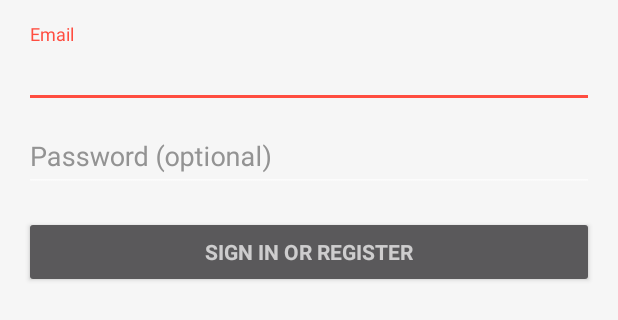
After one commit to jmckinn1/Mixer, an Android app: the layout activity_create_account.xml on its own in the app's theme, with its tools: preview values and no code run, on a phone screen of 412 x 824 dp. The commit adds this screen. Shown: the top 320 px of the screen. Run offline under Robolectric (Android 15) with nearby library versions, the phone set to English and light mode, and no system bars.

Commit message:
Created two new pages and then linked one of them to the login button.

```diff
--- a/app/build.gradle
+++ b/app/build.gradle
@@ -10,6 +10,7 @@
         versionCode 1
         versionName "1.0"
         testInstrumentationRunner "android.support.test.runner.AndroidJUnitRunner"
+        vectorDrawables.useSupportLibrary = true
     }
     buildTypes {
         release {
@@ -26,5 +27,7 @@
     })
     compile 'com.android.support:appcompat-v7:26.+'
     compile 'com.android.support.constraint:constraint-layout:1.0.2'
+    compile 'com.android.support:design:26.+'
+    compile 'com.android.support:support-vector-drawable:26.+'
     testCompile 'junit:junit:4.12'
 }
--- /dev/null
+++ b/app/src/main/res/layout/activity_create_account.xml
@@ -0,0 +1,77 @@
+<LinearLayout xmlns:android="http://schemas.android.com/apk/res/android"
+    xmlns:tools="http://schemas.android.com/tools"
+    android:layout_width="match_parent"
+    android:layout_height="match_parent"
+    android:gravity="center_horizontal"
+    android:orientation="vertical"
+    android:paddingBottom="@dimen/activity_vertical_margin"
+    android:paddingLeft="@dimen/activity_horizontal_margin"
+    android:paddingRight="@dimen/activity_horizontal_margin"
+    android:paddingTop="@dimen/activity_vertical_margin"
+    tools:context="mixr.mixr.CreateAccount">
+
+    <!-- Login progress -->
+    <ProgressBar
+        android:id="@+id/login_progress"
+        style="?android:attr/progressBarStyleLarge"
+        android:layout_width="wrap_content"
+        android:layout_height="wrap_content"
+        android:layout_marginBottom="8dp"
+        android:visibility="gone" />
+
+    <ScrollView
+        android:id="@+id/login_form"
+        android:layout_width="match_parent"
+        android:layout_height="match_parent">
+
+        <LinearLayout
+            android:id="@+id/email_login_form"
+            android:layout_width="match_parent"
+            android:layout_height="wrap_content"
+            android:orientation="vertical">
+
+            <android.support.design.widget.TextInputLayout
+                android:layout_width="match_parent"
+                android:layout_height="wrap_content">
+
+                <AutoCompleteTextView
+                    android:id="@+id/email"
+                    android:layout_width="match_parent"
+                    android:layout_height="wrap_content"
+                    android:hint="@string/prompt_email"
+                    android:inputType="textEmailAddress"
+                    android:maxLines="1"
+                    android:singleLine="true" />
+
+            </android.support.design.widget.TextInputLayout>
+
+            <android.support.design.widget.TextInputLayout
+                android:layout_width="match_parent"
+                android:layout_height="wrap_content">
+
+                <EditText
+                    android:id="@+id/password"
+                    android:layout_width="match_parent"
+                    android:layout_height="wrap_content"
+                    android:hint="@string/prompt_password"
+                    android:imeActionId="@+id/login"
+                    android:imeActionLabel="@string/action_sign_in_short"
+                    android:imeOptions="actionUnspecified"
+                    android:inputType="textPassword"
+                    android:maxLines="1"
+                    android:singleLine="true" />
+
+            </android.support.design.widget.TextInputLayout>
+
+            <Button
+                android:id="@+id/email_sign_in_button"
+                style="?android:textAppearanceSmall"
+                android:layout_width="match_parent"
+                android:layout_height="wrap_content"
+                android:layout_marginTop="16dp"
+                android:text="@string/action_sign_in"
+                android:textStyle="bold" />
+
+        </LinearLayout>
+    </ScrollView>
+</LinearLayout>
--- a/app/src/main/res/layout/activity_welcome_screen.xml
+++ b/app/src/main/res/layout/activity_welcome_screen.xml
@@ -147,7 +147,7 @@
         app:layout_constraintTop_toBottomOf="@+id/button1"
         tools:layout_constraintLeft_creator="1"
         app:layout_constraintLeft_toLeftOf="parent"
-        android:onClick="createAccount"/>
+        android:onClick=""/>
 
     <!--<TextView-->
         <!--android:id="@+id/textView4"-->
--- a/app/src/main/res/values/dimens.xml
+++ b/app/src/main/res/values/dimens.xml
@@ -1,3 +1,6 @@
 <resources>
     <dimen name="fab_margin">16dp</dimen>
+    <!-- Default screen margins, per the Android Design guidelines. -->
+    <dimen name="activity_horizontal_margin">16dp</dimen>
+    <dimen name="activity_vertical_margin">16dp</dimen>
 </resources>
```
Also changed, not shown: app/src/main/AndroidManifest.xml (+11 -4 lines), app/src/main/java/mixr/mixr/CreateAccount.java (added, +353 -0 lines), app/src/main/java/mixr/mixr/HomeScreen.java (added, +96 -0 lines), app/src/main/java/mixr/mixr/WelcomeScreen.java (+37 -1 lines), app/src/main/res/drawable/ic_dashboard_black_24dp.xml (added, +9 -0 lines), app/src/main/res/drawable/ic_home_black_24dp.xml (added, +9 -0 lines), app/src/main/res/drawable/ic_notifications_black_24dp.xml (added, +9 -0 lines), app/src/main/res/layout/activity_home_screen.xml (added, +37 -0 lines), app/src/main/res/menu/navigation.xml (added, +19 -0 lines), app/src/main/res/values/strings.xml (+18 -1 lines).
